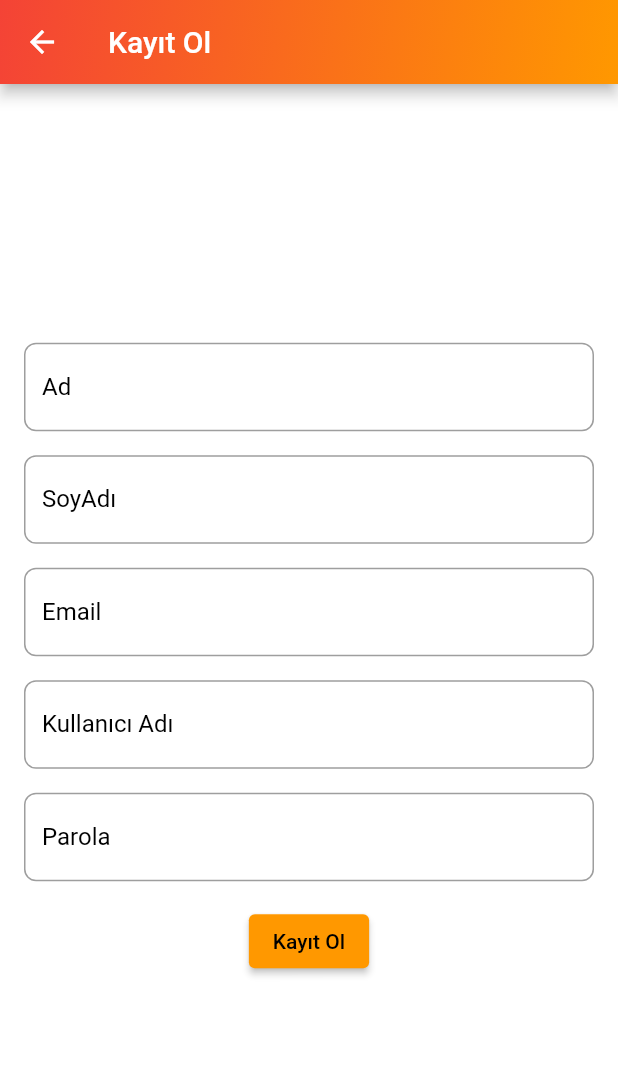
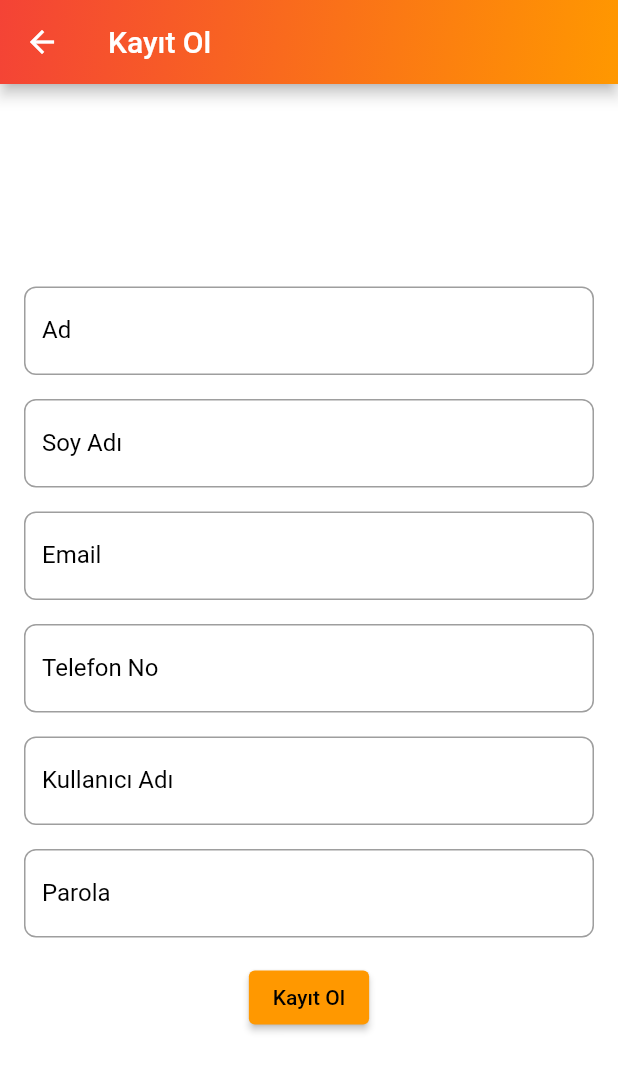
Before and after one commit to MehmetAkifUrgen/ChallangeFlutter, a Flutter app: the screen it shows after launch, after a tap on "Hala Kayıt Olmadınız mı? Kayıt Olun!", on a phone screen of 412 x 824 dp. Shown: the top 1071 px of the screen. Run offline on Flutter 3.47's test engine with Material 2 defaults, Android fonts, the phone set to English and light mode, and no system bars; our stand-ins replace bloc, confetti, dio, flutter_bloc, fluttertoast, rxdart; network calls fail.

Commit message:
register inserted

```diff
--- a/lib/bloc/register_bloc.dart
+++ b/lib/bloc/register_bloc.dart
@@ -1,41 +1,7 @@
-import 'package:flutter_bloc/flutter_bloc.dart';
+import 'package:bloc/bloc.dart';
+import '../service/api_service.dart';
 
-// Register Events
-abstract class RegisterEvent {}
-
-class UsernameChanged extends RegisterEvent {
-  final String username;
-
-  UsernameChanged(this.username);
-}
-
-class EmailChanged extends RegisterEvent {
-  final String email;
-
-  EmailChanged(this.email);
-}
-
-class NameChanged extends RegisterEvent {
-  final String name;
-
-  NameChanged(this.name);
-}
-
-class SurnameChanged extends RegisterEvent {
-  final String surname;
-
-  SurnameChanged(this.surname);
-}
-
-class PasswordChanged extends RegisterEvent {
-  final String password;
-
-  PasswordChanged(this.password);
-}
-
-class RegisterButtonPressed extends RegisterEvent {}
-
-// Register States
+// State class
 abstract class RegisterState {}
 
 class RegisterInitial extends RegisterState {}
@@ -45,49 +11,59 @@ class RegisterLoading extends RegisterState {}
 class RegisterSuccess extends RegisterState {}
 
 class RegisterFailure extends RegisterState {
-  final String error;
+  final String errorMessage;
 
-  RegisterFailure(this.error);
+  RegisterFailure(this.errorMessage);
 }
 
+// Event class
+abstract class RegisterEvent {}
+
+class RegisterButtonPressed extends RegisterEvent {
+  final String username;
+  final String email;
+  final String password;
+  final String firstName;
+  final String lastName;
+  final String phoneNumber;
+
+  RegisterButtonPressed({
+    required this.username,
+    required this.email,
+    required this.password,
+    required this.firstName,
+    required this.lastName,
+    required this.phoneNumber,
+  });
+}
+
+// Bloc class
 class RegisterBloc extends Bloc<RegisterEvent, RegisterState> {
-  RegisterBloc() : super(RegisterInitial()) {
-    on<UsernameChanged>((event, emit) {
-      // Kullanıcı adı değiştiğinde yapılacak işlemler
-    });
+  final ApiService apiService;
 
-    on<PasswordChanged>((event, emit) {
-      // Parola değiştiğinde yapılacak işlemler
-    });
-    on<SurnameChanged>((event, emit) {});
-    on<EmailChanged>((event, emit) {});
-    on<NameChanged>((event, emit) {});
-    on<RegisterButtonPressed>((event, emit) {});
+  RegisterBloc(this.apiService) : super(RegisterInitial()) {
+    on<RegisterButtonPressed>(_onRegisterButtonPressed);
   }
 
-  Stream<RegisterState> mapEventToState(RegisterEvent event) async* {
-    if (event is UsernameChanged) {
-      // Handle username change event
-      yield state; // You can add additional logic here
-    } else if (event is EmailChanged) {
-      // Handle email change event
-      yield state; // You can add additional logic here
-    } else if (event is PasswordChanged) {
-      // Handle password change event
-      yield state; // You can add additional logic here
-    } else if (event is RegisterButtonPressed) {
-      yield RegisterLoading();
+  void _onRegisterButtonPressed(
+    RegisterButtonPressed event,
+    Emitter<RegisterState> emit,
+  ) async {
+    emit(RegisterLoading());
 
-      try {
-        // Perform registration logic here
-        await Future.delayed(const Duration(seconds: 2));
+    try {
+      await apiService.registerUser(
+        username: event.username,
+        email: event.email,
+        password: event.password,
+        firstName: event.firstName,
+        lastName: event.lastName,
+        phoneNumber: event.phoneNumber,
+      );
 
-        // Simulate success response
-        yield RegisterSuccess();
-      } catch (error) {
-        // Handle error
-        yield RegisterFailure(error.toString());
-      }
+      emit(RegisterSuccess());
+    } catch (error) {
+      emit(RegisterFailure(error.toString()));
     }
   }
 }
--- a/lib/screens/auth/login_screen.dart
+++ b/lib/screens/auth/login_screen.dart
@@ -100,7 +100,7 @@ class LoginForm extends StatelessWidget {
                     context,
                     MaterialPageRoute(
                       builder: (context) =>
-                          const RegisterPage(), // Ana sayfa widget'ı
+                           RegisterPage(), // Ana sayfa widget'ı
                     ),
                   );
                 },
--- a/lib/screens/auth/register_screen.dart
+++ b/lib/screens/auth/register_screen.dart
@@ -1,12 +1,23 @@
+import 'package:dio/dio.dart';
 import 'package:flutter/material.dart';
+import 'package:flutter_bloc/flutter_bloc.dart';
 import '../../main.dart';
+import '/bloc/register_bloc.dart';
+import '/service/api_service.dart';
 
 class RegisterPage extends StatelessWidget {
-  const RegisterPage({super.key});
+  final TextEditingController _usernameController = TextEditingController();
+  final TextEditingController _emailController = TextEditingController();
+  final TextEditingController _passwordController = TextEditingController();
+  final TextEditingController _firstNameController = TextEditingController();
+  final TextEditingController _lastNameController = TextEditingController();
+  final TextEditingController _phoneNumberController = TextEditingController();
 
   @override
   Widget build(BuildContext context) {
-    return Scaffold(
+    return BlocProvider<RegisterBloc>(
+      create: (context) => RegisterBloc(ApiService()),
+      child: Scaffold(
         appBar: AppBar(
           backgroundColor: Colors.transparent,
           flexibleSpace: Container(
@@ -27,9 +38,64 @@ class RegisterPage extends StatelessWidget {
           width: double.infinity,
           height: double.infinity,
           decoration: const BoxDecoration(color: Colors.white),
-        child: const Center(
+          child: Center(
             child: SingleChildScrollView(
-            child: RegisterForm(),
+              child: BlocConsumer<RegisterBloc, RegisterState>(
+                listener: (context, state) {
+                  if (state is RegisterSuccess) {
+                    // Kayıt işlemi başarılı
+                    Navigator.push(
+                      context,
+                      MaterialPageRoute(
+                        builder: (context) =>
+                            const CustomNavigationBar(), // Ana sayfa widget'ı
+                      ),
+                    );
+                  } else if (state is RegisterFailure) {
+                    // Kayıt işlemi başarısız
+                    showDialog(
+                      context: context,
+                      builder: (BuildContext context) {
+                        return AlertDialog(
+                          title: Text('Hata'),
+                          content: Text(state.errorMessage),
+                          actions: [
+                            TextButton(
+                              onPressed: () {
+                                Navigator.pop(context);
+                              },
+                              child: Text('Tamam'),
+                            ),
+                          ],
+                        );
+                      },
+                    );
+                  }
+                },
+                builder: (context, state) {
+                  return RegisterForm(
+                    usernameController: _usernameController,
+                    emailController: _emailController,
+                    passwordController: _passwordController,
+                    firstNameController: _firstNameController,
+                    lastNameController: _lastNameController,
+                    phoneNumberController: _phoneNumberController,
+                    onSubmit: () {
+                      final registerBloc =
+                          BlocProvider.of<RegisterBloc>(context);
+                      registerBloc.add(RegisterButtonPressed(
+                        username: _usernameController.text,
+                        email: _emailController.text,
+                        password: _passwordController.text,
+                        firstName: _firstNameController.text,
+                        lastName: _lastNameController.text,
+                        phoneNumber: _phoneNumberController.text,
+                      ));
+                    },
+                  );
+                },
+              ),
+            ),
           ),
         ),
       ),
@@ -38,8 +104,23 @@ class RegisterPage extends StatelessWidget {
 }
 
 class RegisterForm extends StatelessWidget {
-  // ignore: use_key_in_widget_constructors
-  const RegisterForm({Key? key});
+  final TextEditingController usernameController;
+  final TextEditingController emailController;
+  final TextEditingController passwordController;
+  final TextEditingController firstNameController;
+  final TextEditingController lastNameController;
+  final TextEditingController phoneNumberController;
+  final VoidCallback onSubmit;
+
+  RegisterForm({
+    required this.usernameController,
+    required this.emailController,
+    required this.passwordController,
+    required this.firstNameController,
+    required this.lastNameController,
+    required this.phoneNumberController,
+    required this.onSubmit,
+  });
 
   @override
   Widget build(BuildContext context) {
@@ -49,6 +130,7 @@ class RegisterForm extends StatelessWidget {
         mainAxisAlignment: MainAxisAlignment.center,
         children: [
           TextField(
+            controller: firstNameController,
             onChanged: (value) {},
             decoration: InputDecoration(
               labelStyle: const TextStyle(color: Colors.black),
@@ -65,10 +147,11 @@ class RegisterForm extends StatelessWidget {
           ),
           const SizedBox(height: 16),
           TextField(
+            controller: lastNameController,
             onChanged: (value) {},
             decoration: InputDecoration(
               labelStyle: const TextStyle(color: Colors.black),
-              labelText: 'SoyAdı',
+              labelText: 'Soy Adı',
               border: OutlineInputBorder(
                 borderSide: const BorderSide(color: Colors.black),
                 borderRadius: BorderRadius.circular(8.0),
@@ -81,6 +164,7 @@ class RegisterForm extends StatelessWidget {
           ),
           const SizedBox(height: 16),
           TextField(
+            controller: emailController,
             keyboardType: TextInputType.emailAddress,
             onChanged: (value) {},
             decoration: InputDecoration(
@@ -98,6 +182,25 @@ class RegisterForm extends StatelessWidget {
           ),
           const SizedBox(height: 16),
           TextField(
+            controller: phoneNumberController,
+            keyboardType: TextInputType.phone,
+            onChanged: (value) {},
+            decoration: InputDecoration(
+              labelStyle: const TextStyle(color: Colors.black),
+              labelText: 'Telefon No',
+              border: OutlineInputBorder(
+                borderSide: const BorderSide(color: Colors.black),
+                borderRadius: BorderRadius.circular(8.0),
+              ),
+              focusedBorder: OutlineInputBorder(
+                borderSide: const BorderSide(color: Colors.black),
+                borderRadius: BorderRadius.circular(8.0),
+              ),
+            ),
+          ),
+          const SizedBox(height: 16),
+          TextField(
+            controller: usernameController,
             onChanged: (value) {},
             decoration: InputDecoration(
               labelStyle: const TextStyle(color: Colors.black),
@@ -114,6 +217,7 @@ class RegisterForm extends StatelessWidget {
           ),
           const SizedBox(height: 16),
           TextField(
+            controller: passwordController,
             obscureText: true,
             onChanged: (value) {},
             decoration: InputDecoration(
@@ -131,15 +235,7 @@ class RegisterForm extends StatelessWidget {
           ),
           const SizedBox(height: 16),
           ElevatedButton(
-            onPressed: () {
-              Navigator.push(
-                context,
-                MaterialPageRoute(
-                  builder: (context) =>
-                      const CustomNavigationBar(), // Ana sayfa widget'ı
-                ),
-              );
-            },
+            onPressed: onSubmit,
             style: ElevatedButton.styleFrom(
               backgroundColor: Colors.orange,
             ),
--- /dev/null
+++ b/lib/service/api_service.dart
@@ -0,0 +1,59 @@
+// ignore_for_file: public_member_api_docs, sort_constructors_first
+import 'dart:io';
+import 'package:dio/dio.dart';
+import 'package:dio/io.dart';
+
+class ApiService {
+  final Dio _dio;
+
+  ApiService() : _dio = Dio() {
+    // ignore: deprecated_member_use
+    (_dio.httpClientAdapter as DefaultHttpClientAdapter).onHttpClientCreate =
+        (HttpClient client) {
+      client.badCertificateCallback =
+          (X509Certificate cert, String host, int port) => true;
+      return client;
+    };
+    _dio.options.baseUrl = 'https://10.1.23.200:7107/api/';
+    _dio.options.headers = {
+      'Content-Type': 'application/json',
+      'TenantId': 'public',
+    };
+  }
+
+  Future<void> registerUser({
+    String? username,
+    String? email,
+    String? password,
+    String? firstName,
+    String? lastName,
+    String? phoneNumber,
+  }) async {
+    try {
+      final response = await _dio.post(
+        'auth/register',
+        data: {
+          'username': username,
+          'email': email,
+          'password': password,
+          'firstName': firstName,
+          'lastName': lastName,
+          'phoneNumber': phoneNumber,
+        },
+      );
+
+      if (response.statusCode == 200) {
+        // Başarılı bir şekilde kayıt işlemi gerçekleşti
+        print('Kayıt işlemi başarılı');
+      } else {
+        // Kayıt işlemi başarısız oldu
+        print('Kayıt işlemi başarısız');
+        print(response.statusCode.toString());
+        print(response.statusMessage.toString());
+      }
+    } catch (error) {
+      // Hata oluştu
+      print('Hata: $error');
+    }
+  }
+}
--- a/pubspec.yaml
+++ b/pubspec.yaml
@@ -33,6 +33,7 @@ dependencies:
   flutter_bloc: ^8.1.3
   confetti: ^0.7.0
   rxdart: ^0.27.7
+  dio: ^5.2.1+1
 
 
 
```
Also changed, not shown: lib/models/register.dart (added, +31 -0 lines). Lines whose indentation alone changed are shown as unchanged.
